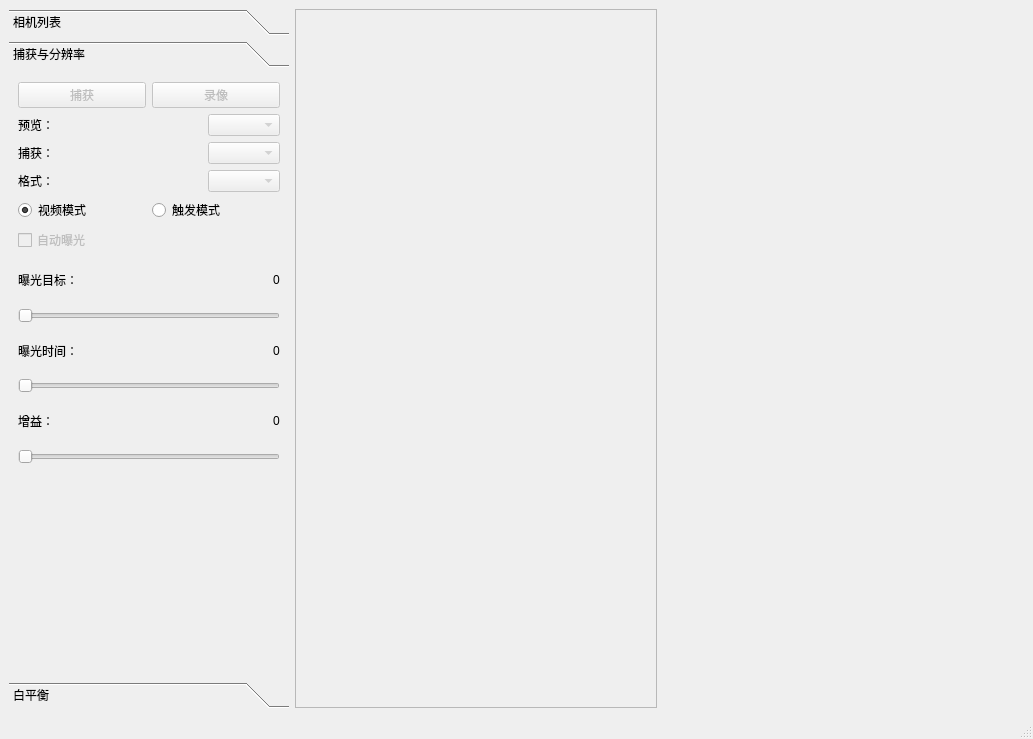
The window that mainwindow.ui (WenHao-L/ControlView) describes before a commit, drawn with Qt 5.
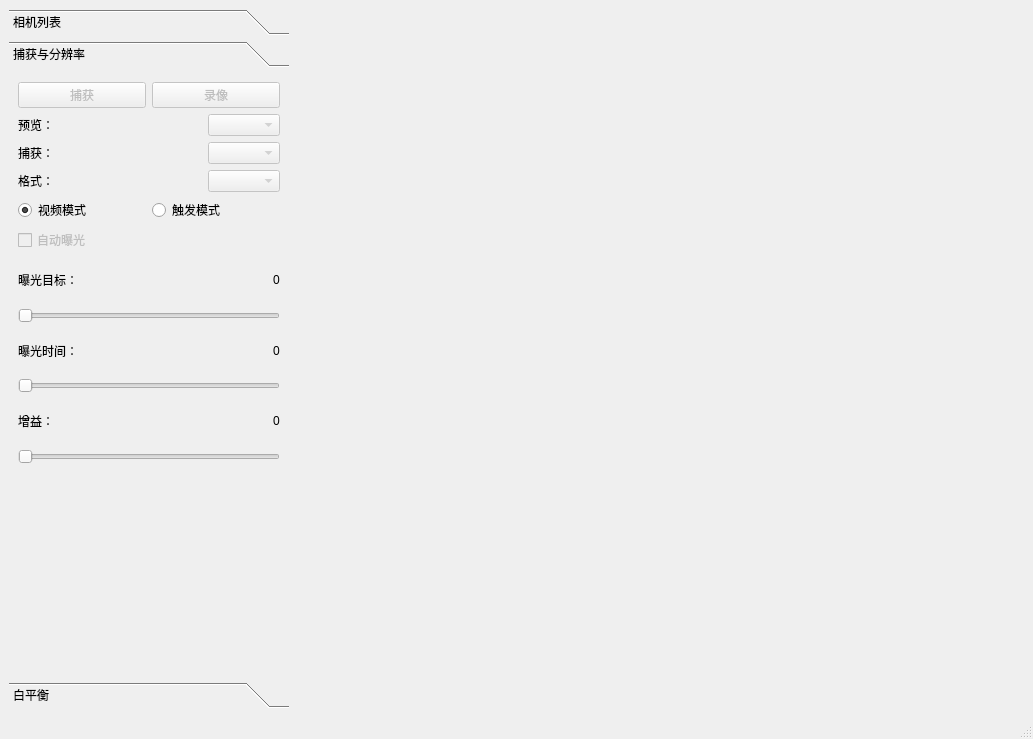
The same window after the commit. The open tabs and pages were chosen to show the change.

Commit message: 添加图像获取、白平衡调整、曝光调整功能

```diff
--- a/mainwindow.ui
+++ b/mainwindow.ui
@@ -569,14 +569,22 @@
      </widget>
     </item>
     <item>
-     <widget class="QFrame" name="frame">
-      <property name="frameShape">
-       <enum>QFrame::StyledPanel</enum>
-      </property>
-      <property name="frameShadow">
-       <enum>QFrame::Raised</enum>
-      </property>
-     </widget>
+     <layout class="QVBoxLayout" name="videoLayout" stretch="0,1">
+      <item>
+       <widget class="QLabel" name="lblLabel">
+        <property name="text">
+         <string/>
+        </property>
+       </widget>
+      </item>
+      <item>
+       <widget class="QLabel" name="videoLabel">
+        <property name="text">
+         <string/>
+        </property>
+       </widget>
+      </item>
+     </layout>
     </item>
     <item>
      <widget class="QWidget" name="widget" native="true"/>
```
Left out of the diff: 4 changed lines with no effect on the pictures. The commit also changes 2 other files.
